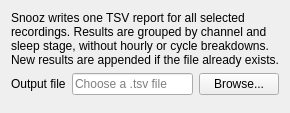
Qt form tools/CEAMSTools/EEGSpectralAnalysis/Outputfiles/Ui_Outputfiles.ui (SnoozToolbox/snooz-package-ceams) before a commit.
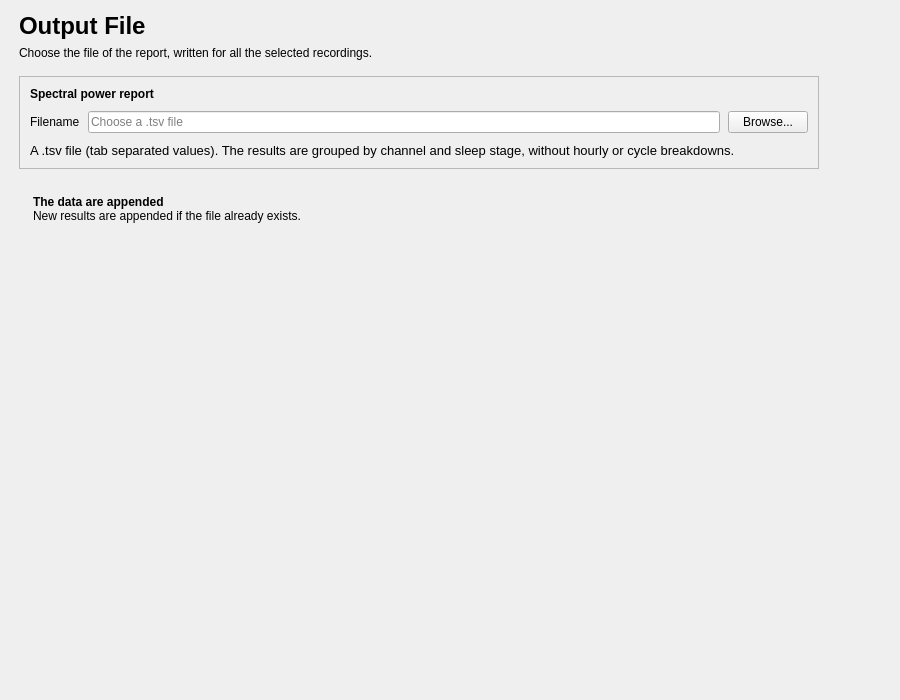
The same form after that commit.

Commit message: EEG Spectral Power Analysis: redesigned pages and example spectra drawn by the code

Diff of the .ui file:
```diff
--- a/tools/CEAMSTools/EEGSpectralAnalysis/Outputfiles/Ui_Outputfiles.ui
+++ b/tools/CEAMSTools/EEGSpectralAnalysis/Outputfiles/Ui_Outputfiles.ui
@@ -2,36 +2,252 @@
 <ui version="4.0">
  <class>Outputfiles</class>
  <widget class="QWidget" name="Outputfiles">
+  <property name="geometry">
+   <rect>
+    <x>0</x>
+    <y>0</y>
+    <width>900</width>
+    <height>700</height>
+   </rect>
+  </property>
+  <property name="windowTitle">
+   <string />
+  </property>
   <layout class="QVBoxLayout" name="verticalLayout">
+   <property name="leftMargin">
+    <number>19</number>
+   </property>
+   <property name="topMargin">
+    <number>12</number>
+   </property>
+   <property name="rightMargin">
+    <number>19</number>
+   </property>
+   <property name="bottomMargin">
+    <number>12</number>
+   </property>
    <item>
-    <widget class="QLabel" name="report_label">
-     <property name="text"><string>Snooz writes one TSV report for all selected recordings. Results are grouped by channel and sleep stage, without hourly or cycle breakdowns. New results are appended if the file already exists.</string></property>
-     <property name="wordWrap"><bool>true</bool></property>
-    </widget>
-   </item>
-   <item>
-    <layout class="QHBoxLayout" name="filenameLayout">
+    <layout class="QHBoxLayout" name="content_row" stretch="1,0">
+     <property name="leftMargin">
+      <number>0</number>
+     </property>
+     <property name="topMargin">
+      <number>0</number>
+     </property>
+     <property name="rightMargin">
+      <number>0</number>
+     </property>
+     <property name="bottomMargin">
+      <number>0</number>
+     </property>
      <item>
-      <widget class="QLabel" name="filename_label">
-       <property name="text"><string>Output file</string></property>
-       <property name="buddy"><cstring>filename_lineEdit</cstring></property>
+      <widget class="QWidget" name="content_widget" native="true">
+       <property name="maximumSize">
+        <size>
+         <width>800</width>
+         <height>16777215</height>
+        </size>
+       </property>
+       <layout class="QVBoxLayout" name="content_layout">
+        <property name="spacing">
+         <number>16</number>
+        </property>
+        <property name="leftMargin">
+         <number>0</number>
+        </property>
+        <property name="topMargin">
+         <number>0</number>
+        </property>
+        <property name="rightMargin">
+         <number>0</number>
+        </property>
+        <property name="bottomMargin">
+         <number>0</number>
+        </property>
+        <item>
+         <layout class="QVBoxLayout" name="header_layout">
+          <property name="spacing">
+           <number>6</number>
+          </property>
+          <item>
+           <widget class="QLabel" name="title_label">
+            <property name="font">
+             <font>
+              <pointsize>18</pointsize>
+              <bold>true</bold>
+             </font>
+            </property>
+            <property name="text">
+             <string>Output File</string>
+            </property>
+           </widget>
+          </item>
+          <item>
+           <widget class="QLabel" name="subtitle_label">
+            <property name="text">
+             <string>Choose the file of the report, written for all the selected recordings.</string>
+            </property>
+            <property name="wordWrap">
+             <bool>true</bool>
+            </property>
+            <property name="variant" stdset="0">
+             <string notr="true">help</string>
+            </property>
+           </widget>
+          </item>
+         </layout>
+        </item>
+        <item>
+         <widget class="QFrame" name="report_card">
+          <property name="frameShape">
+           <enum>QFrame::Shape::StyledPanel</enum>
+          </property>
+          <property name="frameShadow">
+           <enum>QFrame::Shadow::Raised</enum>
+          </property>
+          <layout class="QVBoxLayout" name="report_card_layout">
+           <property name="spacing">
+            <number>10</number>
+           </property>
+           <property name="leftMargin">
+            <number>10</number>
+           </property>
+           <property name="topMargin">
+            <number>10</number>
+           </property>
+           <property name="rightMargin">
+            <number>10</number>
+           </property>
+           <property name="bottomMargin">
+            <number>10</number>
+           </property>
+           <item>
+            <widget class="QLabel" name="report_title_label">
+             <property name="font">
+              <font>
+               <bold>true</bold>
+              </font>
+             </property>
+             <property name="text">
+              <string>Spectral power report</string>
+             </property>
+            </widget>
+           </item>
+           <item>
+            <layout class="QHBoxLayout" name="filename_layout">
+             <property name="spacing">
+              <number>8</number>
+             </property>
+             <item>
+              <widget class="QLabel" name="filename_label">
+               <property name="text">
+                <string>Filename</string>
+               </property>
+              </widget>
+             </item>
+             <item>
+              <widget class="QLineEdit" name="filename_lineEdit">
+               <property name="placeholderText">
+                <string>Choose a .tsv file</string>
+               </property>
+              </widget>
+             </item>
+             <item>
+              <widget class="QPushButton" name="choose_pushButton">
+               <property name="text">
+                <string>Browse...</string>
+               </property>
+              </widget>
+             </item>
+            </layout>
+           </item>
+           <item>
+            <widget class="QLabel" name="report_label">
+             <property name="font">
+              <font>
+               <pointsize>10</pointsize>
+              </font>
+             </property>
+             <property name="text">
+              <string>A .tsv file (tab separated values). The results are grouped by channel and sleep stage, without hourly or cycle breakdowns.</string>
+             </property>
+             <property name="wordWrap">
+              <bool>true</bool>
+             </property>
+             <property name="variant" stdset="0">
+              <string notr="true">help</string>
+             </property>
+            </widget>
+           </item>
+          </layout>
+         </widget>
+        </item>
+        <item>
+         <widget class="QFrame" name="append_warning">
+          <property name="frameShape">
+           <enum>QFrame::Shape::NoFrame</enum>
+          </property>
+          <property name="variant" stdset="0">
+           <string notr="true">warning</string>
+          </property>
+          <layout class="QHBoxLayout" name="append_warning_layout">
+           <property name="leftMargin">
+            <number>14</number>
+           </property>
+           <property name="topMargin">
+            <number>10</number>
+           </property>
+           <property name="rightMargin">
+            <number>14</number>
+           </property>
+           <property name="bottomMargin">
+            <number>10</number>
+           </property>
+           <item>
+            <widget class="QLabel" name="append_warning_label">
+             <property name="text">
+              <string>&lt;b&gt;The data are appended&lt;/b&gt;&lt;br/&gt;New results are appended if the file already exists.</string>
+             </property>
+             <property name="textFormat">
+              <enum>Qt::TextFormat::RichText</enum>
+             </property>
+             <property name="wordWrap">
+              <bool>true</bool>
+             </property>
+            </widget>
+           </item>
+          </layout>
+         </widget>
+        </item>
+       </layout>
       </widget>
      </item>
      <item>
-      <widget class="QLineEdit" name="filename_lineEdit">
-       <property name="placeholderText"><string>Choose a .tsv file</string></property>
-      </widget>
-     </item>
-     <item>
-      <widget class="QPushButton" name="choose_pushButton">
-       <property name="text"><string>Browse...</string></property>
-      </widget>
+      <spacer name="content_spacer">
+       <property name="orientation">
+        <enum>Qt::Orientation::Horizontal</enum>
+       </property>
+       <property name="sizeHint" stdset="0">
+        <size>
+         <width>40</width>
+         <height>20</height>
+        </size>
+       </property>
+      </spacer>
      </item>
     </layout>
    </item>
    <item>
     <spacer name="verticalSpacer">
-     <property name="orientation"><enum>Qt::Vertical</enum></property>
+     <property name="orientation">
+      <enum>Qt::Orientation::Vertical</enum>
+     </property>
+     <property name="sizeHint" stdset="0">
+      <size>
+       <width>40</width>
+       <height>20</height>
+      </size>
+     </property>
     </spacer>
    </item>
   </layout>
```
Left out of the diff: 4 changed lines with no effect on the pictures. The commit also changes 8 other files.
